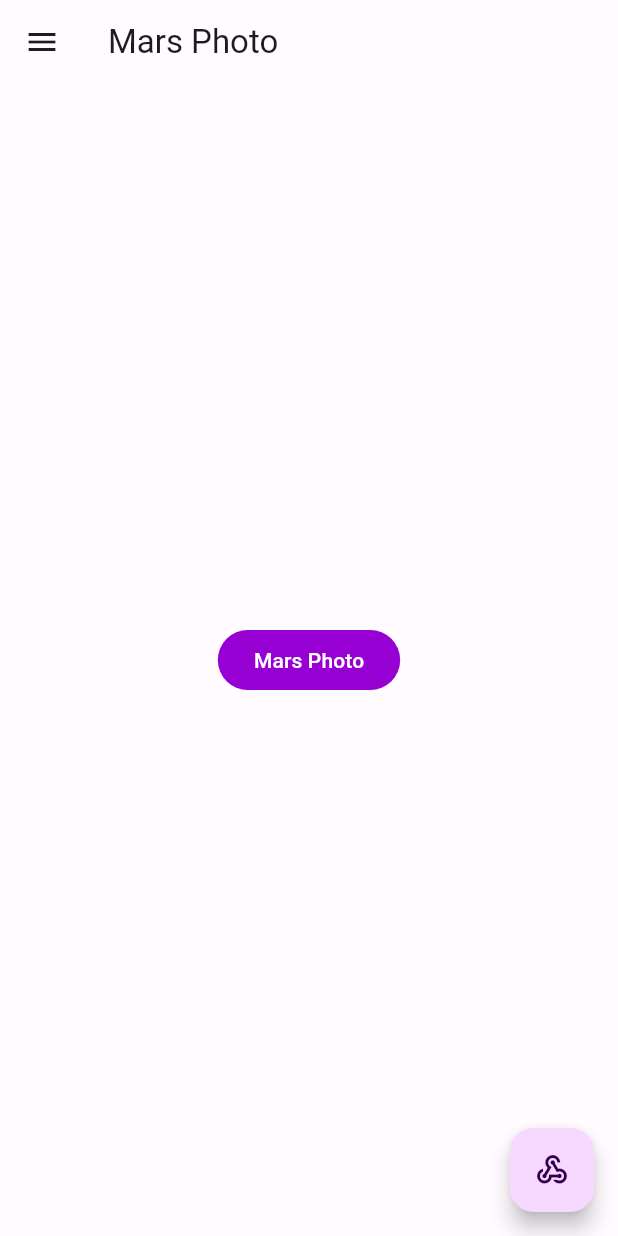
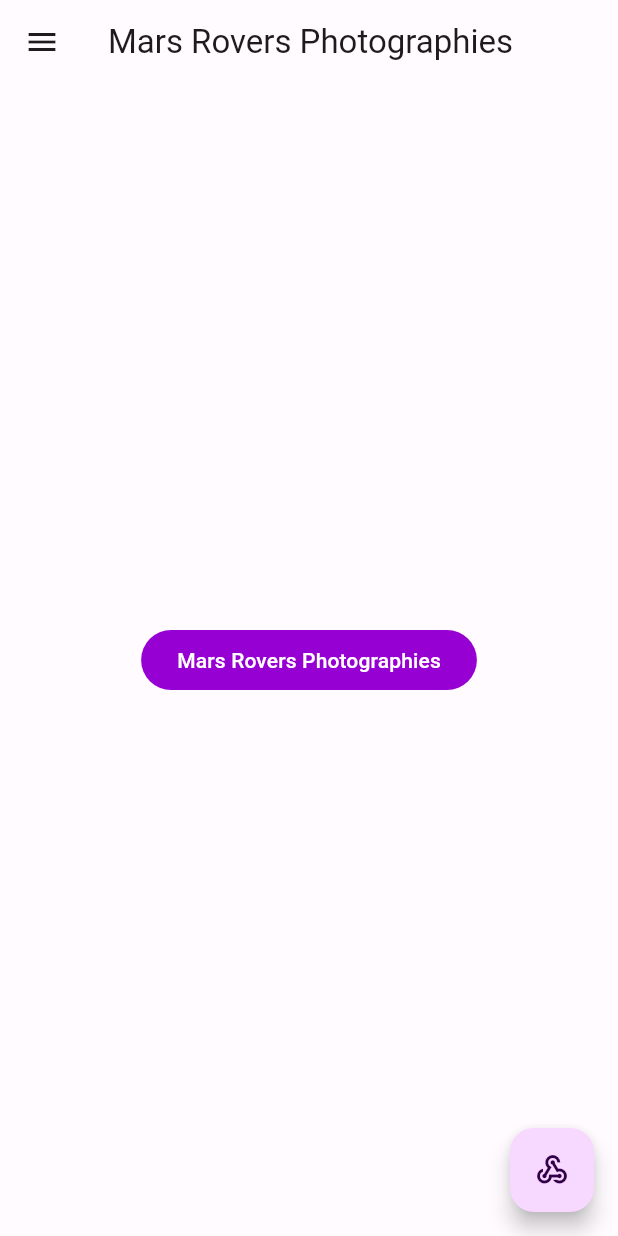
Before and after one commit to s4r4h4mdy0x01/mars_app, a Flutter app: the screen it shows after launch, in the side drawer, after a tap on the "webhook" icon, on a phone screen of 412 x 824 dp. Run offline on Flutter 3.47's test engine with Material 2 defaults, Android fonts, the light colour scheme and no system bars; our stand-ins replace dio, go_router, google_fonts, hive_flutter, sizer; missing offline and left inert: dio_smart_retry; accounts and stored records are empty.

Commit message:
save mars photos in local db (hive)

```diff
--- /dev/null
+++ b/lib/data/db/init_hive.dart
@@ -0,0 +1,11 @@
+import 'package:hive_flutter/hive_flutter.dart';
+import 'package:mars_app/data/model/mar_photo_model.dart';
+import 'package:mars_app/presentation/resources/string_manger.dart';
+
+Future<void> initHive() async {
+  await Hive.initFlutter();
+  Hive.registerAdapter(MarsPhotoModelAdapter());
+  Hive.registerAdapter(CameraAdapter());
+  await Hive.openBox(StringManger.onpenBox);
+  await Hive.openBox<MarsPhotoModel>(StringManger.marsPhotoDB);
+}
--- a/lib/l10n/intl_ar.arb
+++ b/lib/l10n/intl_ar.arb
@@ -1,5 +1,5 @@
 {
-     "apparTitle":"صور المريخ",
+     "apparTitle":"صور روفرز المريخ",
     "lang":"عربى",
       "theme":"السمة"
 
--- a/lib/l10n/intl_en.arb
+++ b/lib/l10n/intl_en.arb
@@ -1,5 +1,5 @@
 {
-    "apparTitle":"Mars Photo",
+    "apparTitle":"Mars Rovers Photographies",
     "lang":"English",
     "theme":"Theme"
 }
--- a/lib/main.dart
+++ b/lib/main.dart
@@ -1,16 +1,17 @@
 import 'package:flutter/material.dart';
 import 'package:hive_flutter/hive_flutter.dart';
 import 'package:flutter_localizations/flutter_localizations.dart';
+import 'package:mars_app/data/db/init_hive.dart';
 import 'package:mars_app/presentation/resources/router_manger.dart';
 import 'package:mars_app/presentation/resources/string_manger.dart';
 import 'package:sizer/sizer.dart';
 import 'generated/l10n.dart';
 import 'package:mars_app/presentation/resources/color_manger.dart';
 import 'package:mars_app/presentation/resources/theme_manger.dart';
+
 void main() async {
   WidgetsFlutterBinding.ensureInitialized();
-  await Hive.initFlutter();
-  await Hive.openBox(StringManger.onpenBox);
+  await initHive();
   runApp(const MyApp());
 }
 
--- a/lib/presentation/resources/string_manger.dart
+++ b/lib/presentation/resources/string_manger.dart
@@ -1,3 +1,4 @@
 class StringManger {
   static String onpenBox = "settings";
+  static String marsPhotoDB = "marsPhotoDB";
 }
--- a/lib/view/home_view.dart
+++ b/lib/view/home_view.dart
@@ -2,6 +2,8 @@ import 'package:flutter/material.dart';
 import 'package:go_router/go_router.dart';
 import 'package:hive_flutter/hive_flutter.dart';
 import 'package:mars_app/data/api/api.dart';
+import 'package:mars_app/data/model/mar_photo_model.dart';
+import 'package:mars_app/data/repo/repo.dart';
 import 'package:mars_app/generated/l10n.dart';
 import 'package:mars_app/presentation/resources/router_manger.dart';
 import 'package:mars_app/presentation/resources/string_manger.dart';
@@ -57,7 +59,7 @@ class HomView extends StatelessWidget {
       ),
       floatingActionButton: FloatingActionButton(
         onPressed: () async {
-        await   Api().getLatestPhotos();
+          await Repo().fetchPhotoByDate(DateTime(2023,10,9));
         },
         child: const Icon(Icons.webhook),
       ),
--- a/pubspec.yaml
+++ b/pubspec.yaml
@@ -42,6 +42,7 @@ dependencies:
   go_router: ^12.0.1
   intl: ^0.18.1
   dio: ^5.3.3
+  dio_smart_retry: ^6.0.0
 
 
 dev_dependencies:
```
Also changed, not shown: lib/data/api/api.dart (+37 -4 lines), lib/data/db/local_db.dart (added, +19 -0 lines), lib/data/repo/repo.dart (+10 -0 lines), lib/generated/intl/messages_ar.dart, lib/generated/intl/messages_en.dart, lib/generated/l10n.dart, pubspec.lock.
